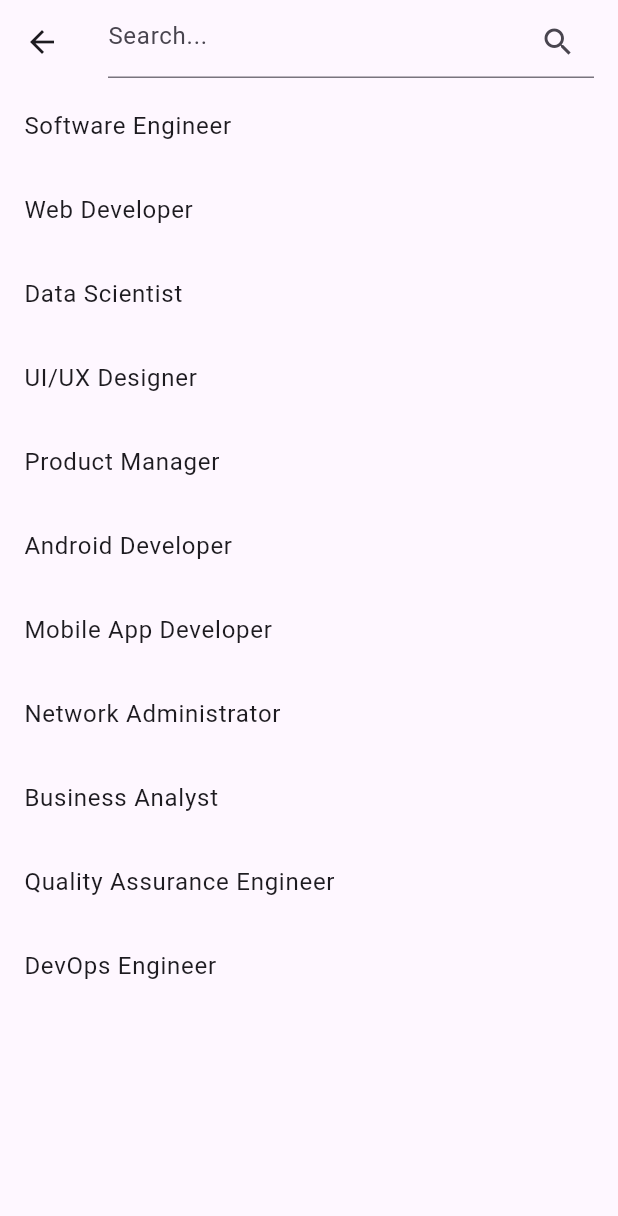
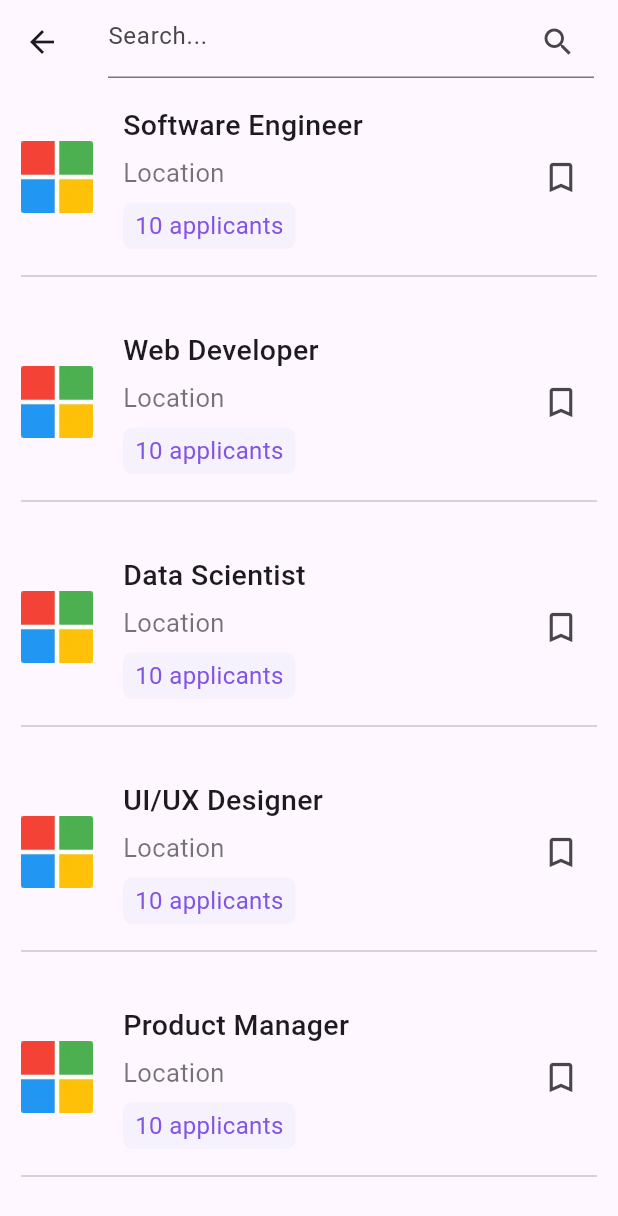
Before and after one commit to rupesh2004/Placement-Cell, a Flutter app: the SearchJob screen opened directly, on a phone screen of 412 x 824 dp. Shown: the top 1216 px of the screen. Run offline on Flutter 3.47's test engine with Material 3 defaults, Android fonts, the phone set to English and light mode, and no system bars; our stand-ins replace bottom_navy_bar; network calls fail.

Commit message:
09-04-2024

```diff
--- /dev/null
+++ b/lib/jobTitle.dart
@@ -0,0 +1,100 @@
+import 'package:flutter/material.dart';
+
+ // Import the JobTile widget
+class JobTile extends StatefulWidget {
+  final String jobImage;
+  final String jobTitle;
+  final String jobLocation;
+  final int numOfApplicants;
+
+  const JobTile({
+    Key? key,
+    required this.jobImage,
+    required this.jobTitle,
+    required this.jobLocation,
+    required this.numOfApplicants,
+  }) : super(key: key);
+
+  @override
+  State<JobTile> createState() => _JobTileState();
+}
+
+class _JobTileState extends State<JobTile> {
+  bool isBookmarked = false;
+
+  @override
+  Widget build(BuildContext context) {
+    return Padding(
+      padding: const EdgeInsets.symmetric(horizontal: 14.0, vertical: 14.0),
+      child: Column(
+        children: [
+          Row(
+            mainAxisAlignment: MainAxisAlignment.start,
+            children: [
+              Image.asset('${widget.jobImage}',width: 48, height: 48,),
+              SizedBox(width: 20,),
+              Column(
+                mainAxisAlignment: MainAxisAlignment.start,
+                crossAxisAlignment: CrossAxisAlignment.start,
+                children: [
+                  Text(
+                    '${widget.jobTitle}',
+                    style: TextStyle(
+                      fontSize: 19,
+                      fontWeight: FontWeight.w500,
+                    ),
+                  ),
+                  SizedBox(height: 6),
+                  Text(
+                    '${widget.jobLocation}',
+                    style: TextStyle(
+                      fontSize: 17,
+                      fontWeight: FontWeight.w400,
+                      color: Colors.black54,
+                    ),
+                  ),
+                  SizedBox(height: 8),
+                  Container(
+                    decoration: BoxDecoration(
+                      color: Color(0xffF5F2FD),
+                      borderRadius: BorderRadius.circular(6.0)
+                    ),
+                    padding: EdgeInsets.symmetric(horizontal: 8, vertical: 4),
+                    child: Text(
+                      '${widget.numOfApplicants} applicants',
+                      style: TextStyle(
+                        color: Color(0xff8353E2),
+                        fontSize: 16,
+                      ),
+                    ),
+                  )
+                ],
+              ),
+              Expanded(
+                child: Row(
+                  mainAxisAlignment: MainAxisAlignment.end,
+                  crossAxisAlignment: CrossAxisAlignment.start,
+                  children: [
+                    IconButton(
+                      icon: isBookmarked
+                          ? Icon(Icons.bookmark, size: 26, color: Color(0xff8353E2))
+                          : Icon(Icons.bookmark_border, size: 26),
+                      onPressed: () {
+                        setState(() {
+                          isBookmarked = !isBookmarked;
+                        });
+                      },
+                    ),
+                  ],
+                ),
+              ),
+
+            ],
+          ),
+          SizedBox(height: 10,),
+          Divider(),
+        ],
+      ),
+    );
+  }
+}
--- a/lib/search.dart
+++ b/lib/search.dart
@@ -1,4 +1,5 @@
 import 'package:flutter/material.dart';
+import 'package:company/jobTitle.dart'; // Import the JobTile widget
 
 class SearchJob extends StatefulWidget {
   @override
@@ -60,7 +61,7 @@ class _SearchJobState extends State<SearchJob> {
         itemBuilder: (context, index) {
           return GestureDetector(
             onTap: () {
-              // Handle navigation to a new page here
+              // Navigate to DetailsPage and pass the job title
               Navigator.push(
                 context,
                 MaterialPageRoute(
@@ -68,8 +69,12 @@ class _SearchJobState extends State<SearchJob> {
                 ),
               );
             },
-            child: ListTile(
-              title: Text(_filteredJobs[index]),
+            child: JobTile(
+              // Pass job details as parameters to JobTile
+              jobImage: "assets/images/microsoft.jpg", // Replace with actual path to image
+              jobTitle: _filteredJobs[index],
+              jobLocation: "Location", // Replace with actual location
+              numOfApplicants: 10, // Replace with actual number of applicants
             ),
           );
         },
--- a/pubspec.yaml
+++ b/pubspec.yaml
@@ -68,6 +68,7 @@ flutter:
     - assets/images/forgetpass.png
     - assets/images/boy.png
     - assets/images/now.jpg
+    - assets/images/microsoft.jpg
 
 
 
```
Also changed, not shown: lib/home.dart (added, +124 -0 lines), assets/images/microsoft.jpg (added).
